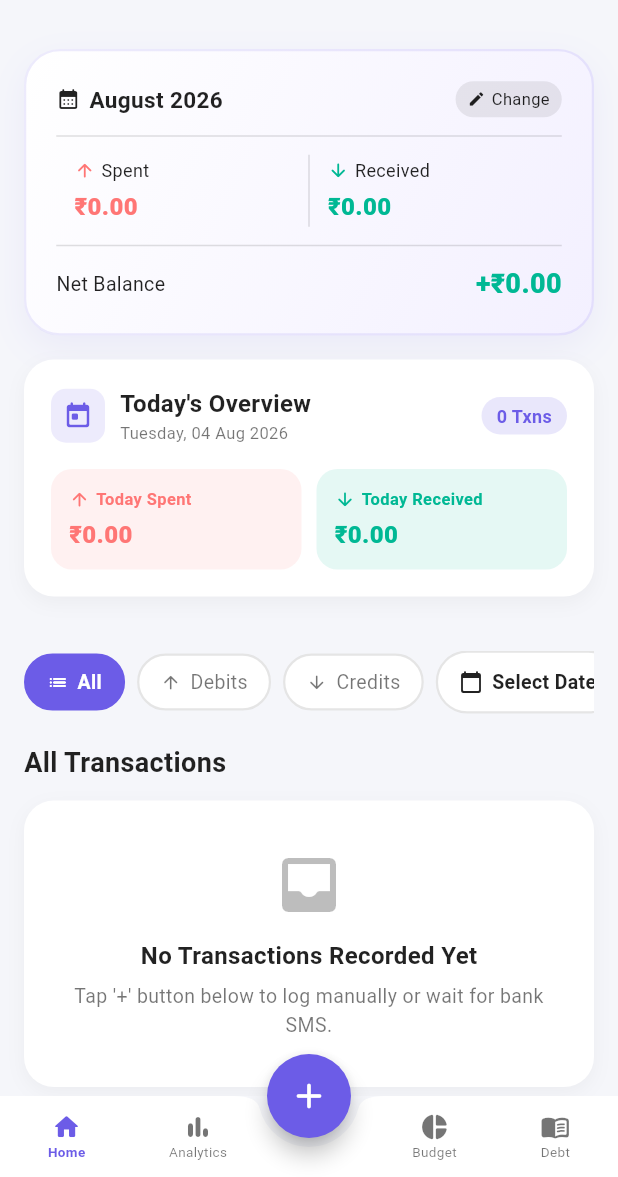
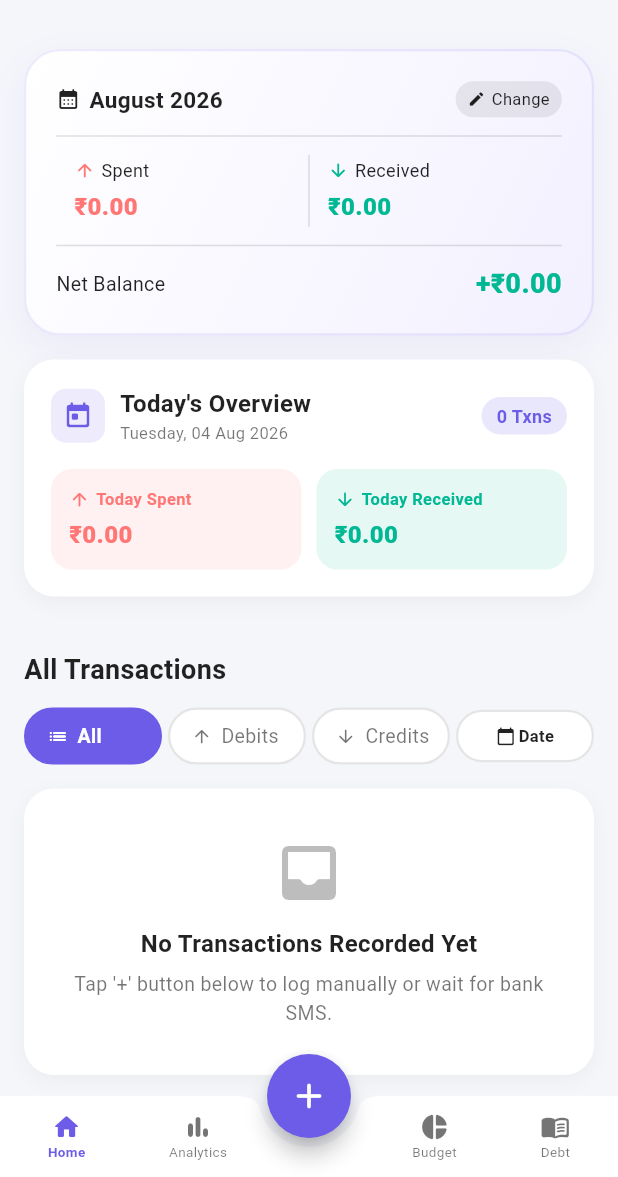
Before and after one commit to ajay8873/cipher, a Flutter app: the DashboardScreen screen opened directly, on a phone screen of 412 x 824 dp, the part 59-1236 px from its top. Run offline on Flutter 3.47's test engine with Material 3 defaults, Android fonts, the phone set to English and light mode, and no system bars; our stand-ins replace file_picker, fl_chart, permission_handler, shared_preferences, sqflite, supabase_flutter; missing offline and left inert: flutter_notification_listener, flutter_overlay_window, telephony; accounts and stored records are empty; network calls fail; statements that could not run were skipped.

Commit message:
Reorder dashboard layout: place All Transactions heading above filter chips

```diff
--- a/lib/screens/dashboard_screen.dart
+++ b/lib/screens/dashboard_screen.dart
@@ -1555,35 +1555,66 @@ class _DashboardScreenState extends State<DashboardScreen> {
 
                     const SizedBox(height: 20),
 
-                    // ── Filter Chips ─────────────────────────────────────────
-                    SingleChildScrollView(
-                      scrollDirection: Axis.horizontal,
-                      physics: const BouncingScrollPhysics(),
-                      child: Row(
-                        children: [
-                          _buildFilterChip(
+                    // ── Section Header ────────────────────────────────────
+                    Row(
+                      mainAxisAlignment: MainAxisAlignment.spaceBetween,
+                      children: [
+                        Text(
+                          _activeFilter == 'all'
+                              ? "All Transactions"
+                              : _activeFilter == 'debit'
+                                  ? "Expenses (Debits)"
+                                  : "Income (Credits)",
+                          style: TextStyle(
+                              color: isDark ? Colors.white : Colors.black87, fontSize: 18, fontWeight: FontWeight.bold),
+                        ),
+                        if (allTx.isNotEmpty)
+                          TextButton.icon(
+                            onPressed: _confirmClearAllTransactions,
+                            icon: const Icon(Icons.delete_sweep_rounded,
+                                color: Color(0xFFFF7675), size: 16),
+                            label: const Text("Clear All",
+                                style: TextStyle(color: Color(0xFFFF7675), fontSize: 12)),
+                          )
+                      ],
+                    ),
+
+                    const SizedBox(height: 12),
+
+                    // ── Filter Chips Row ──────────────────────────────────
+                    Row(
+                      children: [
+                        Expanded(
+                          child: _buildFilterChip(
                             label: "All",
                             icon: Icons.list_rounded,
                             value: 'all',
                             activeColor: const Color(0xFF6C5CE7),
                           ),
-                          const SizedBox(width: 8),
-                          _buildFilterChip(
+                        ),
+                        const SizedBox(width: 4),
+                        Expanded(
+                          child: _buildFilterChip(
                             label: "Debits",
                             icon: Icons.arrow_upward_rounded,
                             value: 'debit',
                             activeColor: const Color(0xFFFF7675),
                           ),
-                          const SizedBox(width: 8),
-                          _buildFilterChip(
+                        ),
+                        const SizedBox(width: 4),
+                        Expanded(
+                          child: _buildFilterChip(
                             label: "Credits",
                             icon: Icons.arrow_downward_rounded,
                             value: 'credit',
                             activeColor: const Color(0xFF00B894),
                           ),
-                          const SizedBox(width: 8),
-                          // Prominent Date Filter Chip
-                          GestureDetector(
+                        ),
+                        const SizedBox(width: 4),
+                        // Compact Date Filter Chip with Easy Touch Clear Target
+                        Expanded(
+                          flex: _filterDate != null ? 1 : 1,
+                          child: GestureDetector(
                             onTap: () async {
                               final picked = await showDatePicker(
                                 context: context,
@@ -1597,12 +1628,12 @@ class _DashboardScreenState extends State<DashboardScreen> {
                             },
                             child: AnimatedContainer(
                               duration: const Duration(milliseconds: 200),
-                              padding: const EdgeInsets.symmetric(horizontal: 14, vertical: 10),
+                              padding: const EdgeInsets.symmetric(horizontal: 4, vertical: 8),
                               decoration: BoxDecoration(
                                 color: _filterDate != null
                                     ? const Color(0xFF00CEC9)
                                     : (isDark ? const Color(0xFF1E1E2E) : Colors.white),
-                                borderRadius: BorderRadius.circular(24),
+                                borderRadius: BorderRadius.circular(20),
                                 border: Border.all(
                                   color: _filterDate != null
                                       ? const Color(0xFF00CEC9)
@@ -1611,36 +1642,42 @@ class _DashboardScreenState extends State<DashboardScreen> {
                                 ),
                               ),
                               child: Row(
+                                mainAxisAlignment: MainAxisAlignment.center,
                                 mainAxisSize: MainAxisSize.min,
                                 children: [
                                   Icon(
                                     Icons.calendar_today_rounded,
-                                    size: 16,
+                                    size: 13,
                                     color: _filterDate != null ? Colors.white : (isDark ? Colors.white70 : Colors.black87),
                                   ),
-                                  const SizedBox(width: 6),
-                                  Text(
-                                    _filterDate != null
-                                        ? DateFormat('dd MMM yyyy').format(_filterDate!)
-                                        : "Select Date",
-                                    style: TextStyle(
-                                      color: _filterDate != null ? Colors.white : (isDark ? Colors.white70 : Colors.black87),
-                                      fontSize: 13,
-                                      fontWeight: FontWeight.bold,
+                                  const SizedBox(width: 2),
+                                  Flexible(
+                                    child: FittedBox(
+                                      fit: BoxFit.scaleDown,
+                                      child: Text(
+                                        _filterDate != null
+                                            ? DateFormat('dd MMM').format(_filterDate!)
+                                            : "Date",
+                                        style: TextStyle(
+                                          color: _filterDate != null ? Colors.white : (isDark ? Colors.white70 : Colors.black87),
+                                          fontSize: 11,
+                                          fontWeight: FontWeight.bold,
+                                        ),
+                                      ),
                                     ),
                                   ),
                                   if (_filterDate != null) ...[
-                                    const SizedBox(width: 8),
+                                    const SizedBox(width: 2),
                                     InkWell(
                                       onTap: () => setState(() => _filterDate = null),
-                                      borderRadius: BorderRadius.circular(12),
+                                      borderRadius: BorderRadius.circular(10),
                                       child: Container(
-                                        padding: const EdgeInsets.all(4),
+                                        padding: const EdgeInsets.all(3),
                                         decoration: BoxDecoration(
-                                          color: Colors.black.withOpacity(0.18),
+                                          color: Colors.black.withOpacity(0.2),
                                           shape: BoxShape.circle,
                                         ),
-                                        child: const Icon(Icons.close_rounded, size: 14, color: Colors.white),
+                                        child: const Icon(Icons.close_rounded, size: 12, color: Colors.white),
                                       ),
                                     ),
                                   ]
@@ -1648,37 +1685,11 @@ class _DashboardScreenState extends State<DashboardScreen> {
                               ),
                             ),
                           ),
-                        ],
-                      ),
-                    ),
-
-                    const SizedBox(height: 20),
-
-                    // ── Section Header ────────────────────────────────────
-                    Row(
-                      mainAxisAlignment: MainAxisAlignment.spaceBetween,
-                      children: [
-                        Text(
-                          _activeFilter == 'all'
-                              ? "All Transactions"
-                              : _activeFilter == 'debit'
-                                  ? "Expenses (Debits)"
-                                  : "Income (Credits)",
-                          style: TextStyle(
-                              color: isDark ? Colors.white : Colors.black87, fontSize: 18, fontWeight: FontWeight.bold),
-                        ),
-                        if (allTx.isNotEmpty)
-                          TextButton.icon(
-                            onPressed: _confirmClearAllTransactions,
-                            icon: const Icon(Icons.delete_sweep_rounded,
-                                color: Color(0xFFFF7675), size: 16),
-                            label: const Text("Clear All",
-                                style: TextStyle(color: Color(0xFFFF7675), fontSize: 12)),
-                          )
+                        ),
                       ],
                     ),
 
-                    const SizedBox(height: 12),
+                    const SizedBox(height: 16),
 
                     // ── Transaction List ──────────────────────────────────
                     filteredTx.isEmpty
```
